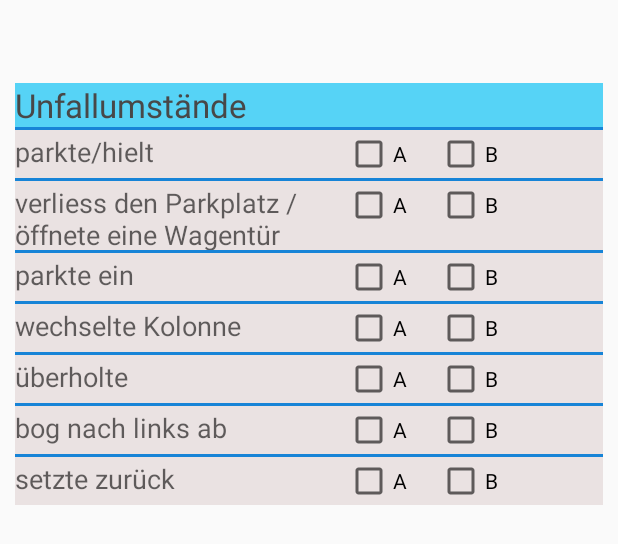
After one commit to AdrianKrebs/EUP, an Android app: the layout umstaende.xml on its own in the app's theme, with its tools: preview values and no code run, on a phone screen of 412 x 824 dp. The commit adds this screen. Shown: the top 544 px of the screen. Run offline under Robolectric (Android 15) with nearby library versions, the phone set to English and light mode, and no system bars.

```diff
--- a/app/src/main/java/org/mobi/bluemoon/db/Fahrzeug.java
+++ b/app/src/main/java/org/mobi/bluemoon/db/Fahrzeug.java
@@ -13,8 +13,6 @@ public class Fahrzeug extends Model{
     @Column(name = "id")
     private Long id;
     @Column
-    private Fahrer fahrer;
-    @Column
     private String marke;
     @Column
     private String kennzeichen;
@@ -24,14 +22,6 @@ public class Fahrzeug extends Model{
     private String sichtbareschaden;
     @Column
     private String eigeneBemerkungen;
-
-    public Fahrer getFahrer() {
-        return fahrer;
-    }
-
-    public void setFahrer(Fahrer fahrer) {
-        this.fahrer = fahrer;
-    }
 
     public String getMarke() {
         return marke;
--- a/app/src/main/java/org/mobi/bluemoon/ui/BootstrapPagerAdapter.java
+++ b/app/src/main/java/org/mobi/bluemoon/ui/BootstrapPagerAdapter.java
@@ -18,6 +18,8 @@ import org.mobi.bluemoon.ui.view.fragments.FahrzeugFragment;
 import org.mobi.bluemoon.ui.view.fragments.FinishFragment;
 import org.mobi.bluemoon.ui.view.fragments.MapFragment;
 import org.mobi.bluemoon.ui.view.fragments.SignatureFragment;
+import org.mobi.bluemoon.ui.view.fragments.UmstaendeFragment;
+import org.mobi.bluemoon.ui.view.fragments.VerischerungsunternehmenFragment;
 
 /**
  * Pager adapter
@@ -39,7 +41,7 @@ public class BootstrapPagerAdapter extends FragmentPagerAdapter {
 
     @Override
     public int getCount() {
-        return 11;
+        return 13;
     }
 
     @Override
@@ -62,21 +64,27 @@ public class BootstrapPagerAdapter extends FragmentPagerAdapter {
                 result = new FahrzeugFragment();
                 break;
             case 5:
+                result = new VerischerungsunternehmenFragment();
+                break;
+            case 6:
                 result = new ElevationDragFragment();
                 break;
-            case 6:
+            case 7:
                 result = new PictureFragment();
                 break;
-            case 7:
+            case 8:
                 result = new DrawingFragment();
                 break;
-            case 8:
+            case 9:
                 result = new ZeugenFragment();
                 break;
-            case 9:
+            case 10:
+                result = new UmstaendeFragment();
+                break;
+            case 11:
                 result = new SignatureFragment();
                 break;
-            case 10:
+            case 12:
                 result = new FinishFragment();
                 break;
             default:
@@ -103,17 +111,20 @@ public class BootstrapPagerAdapter extends FragmentPagerAdapter {
             case 4:
                 return "Fahrzeuge";
             case 5:
+                return "Versicherungen";
+            case 6:
                 return resources.getString(R.string.page_sketch);
-            case 6:
+            case 7:
                 return "Bilder";
-            case 7:
+            case 8:
                 return resources.getString(R.string.page_drawing);
-            case 8:
+            case 9:
                 return "Zeugen";
-            case 9:
+            case 10:
+                return "Umstände";
+            case 11:
                 return "Unterschriften";
-
-            case 10:
+            case 12:
                 return "Abschluss";
 
             default:
--- a/app/src/main/java/org/mobi/bluemoon/ui/MainActivity.java
+++ b/app/src/main/java/org/mobi/bluemoon/ui/MainActivity.java
@@ -59,7 +59,6 @@ public class MainActivity extends BootstrapActivity {
       //  ActiveAndroid.initialize(this);
 
         requestWindowFeature(Window.FEATURE_INDETERMINATE_PROGRESS);
-
         super.onCreate(savedInstanceState);
         BootstrapApplication.component().inject(this);
 
--- a/app/src/main/java/org/mobi/bluemoon/ui/view/fragments/FahrzeugFragment.java
+++ b/app/src/main/java/org/mobi/bluemoon/ui/view/fragments/FahrzeugFragment.java
@@ -95,6 +95,7 @@ public class FahrzeugFragment extends Fragment {
         fahrzeugA.setKennzeichen(kenn_fahrzeug_a.getText().toString());
         fahrzeugA.setMarke(marke_fahrzeug_a.getText().toString());
         fahrzeugA.save();
+        fahrzeugB = new Fahrzeug();
         fahrzeugB.setId(Long.valueOf(2));
         fahrzeugB.setZulassungLand(land_fahrzeug_b.getText().toString());
         fahrzeugB.setKennzeichen(kenn_fahrzeug_b.getText().toString());
--- /dev/null
+++ b/app/src/main/java/org/mobi/bluemoon/ui/view/fragments/UmstaendeFragment.java
@@ -0,0 +1,59 @@
+package org.mobi.bluemoon.ui.view.fragments;
+
+import android.content.DialogInterface;
+import android.os.Bundle;
+import android.support.v4.app.Fragment;
+import android.support.v7.app.AlertDialog;
+import android.view.LayoutInflater;
+import android.view.View;
+import android.view.ViewGroup;
+import android.widget.CheckBox;
+import android.widget.CompoundButton;
+
+import com.activeandroid.query.Select;
+
+import org.mobi.bluemoon.BootstrapApplication;
+import org.mobi.bluemoon.R;
+import org.mobi.bluemoon.db.Unfall;
+
+import butterknife.Bind;
+import butterknife.ButterKnife;
+
+public class UmstaendeFragment extends Fragment {
+
+    @Override
+    public void onCreate(Bundle savedInstanceState) {
+        super.onCreate(savedInstanceState);
+    }
+
+    @Override
+    public View onCreateView(LayoutInflater inflater, ViewGroup container,
+                             Bundle savedInstanceState) {
+        // Inflate the layout for this fragment
+        View view = inflater.inflate(R.layout.umstaende, container, false);
+//        ButterKnife.bind(this, view);
+
+        return view;
+    }
+
+    @Override
+    public void onPause() {
+        super.onPause();
+    }
+
+
+    @Override
+    public void onResume() {
+        super.onResume();
+
+    }
+
+    @Override
+    public void onStop() {
+        super.onStop();
+
+    }
+
+
+
+}
--- /dev/null
+++ b/app/src/main/res/layout/umstaende.xml
@@ -0,0 +1,338 @@
+<?xml version="1.0" encoding="utf-8"?>
+
+<LinearLayout xmlns:android="http://schemas.android.com/apk/res/android"
+    xmlns:materialdesign="http://schemas.android.com/apk/res-auto"
+    android:layout_width="match_parent"
+    android:layout_height="match_parent"
+    android:orientation="vertical"
+    android:paddingBottom="5dp"
+    android:paddingLeft="10dp"
+    android:paddingRight="10dp"
+    android:paddingTop="5dp">
+
+    <!-- <EditText
+         android:id="@+id/vorname"
+         android:layout_width="fill_parent"
+         android:layout_height="wrap_content"
+         android:layout_marginBottom="10dp"
+         android:background="@color/white"
+         android:hint="@string/hint_vorname"
+         android:inputType="textPersonName"
+         android:padding="10dp"
+         android:singleLine="true"
+         android:textColor="@color/input_login"
+         android:textColorHint="@color/input_login_hint" />
+
+     <EditText
+         android:id="@+id/nachname"
+         android:layout_width="fill_parent"
+         android:layout_height="wrap_content"
+         android:layout_marginBottom="10dp"
+         android:background="@color/white"
+         android:hint="@string/hint_nachname"
+         android:inputType="textPersonName"
+         android:padding="10dp"
+         android:singleLine="true"
+         android:textColor="@color/input_login"
+         android:textColorHint="@color/input_login_hint" />
+
+     <EditText
+         android:id="@+id/anschrift"
+         android:layout_width="fill_parent"
+         android:layout_height="wrap_content"
+         android:layout_marginBottom="10dp"
+         android:background="@color/white"
+         android:hint="@string/hint_anschrift"
+         android:inputType="textPersonName"
+         android:padding="10dp"
+         android:singleLine="true"
+         android:textColor="@color/input_login"
+         android:textColorHint="@color/input_login_hint" />!-->
+
+    <TextView
+        android:id="@+id/textView3"
+        android:layout_width="fill_parent"
+        android:layout_height="wrap_content"
+        android:layout_marginTop="50dp"
+        android:text="Unfallumstände"
+        android:textAppearance="?android:attr/textAppearanceLarge"
+        android:textColor="@color/table_text_selector"
+        android:background="#56d3f6" />
+
+
+    <View
+        android:layout_width="fill_parent"
+        android:layout_height="2dp"
+        android:background="#1784d7" />
+
+    <LinearLayout
+        android:layout_width="match_parent"
+        android:layout_height="wrap_content"
+        android:orientation="vertical">
+
+        <LinearLayout
+            android:layout_width="match_parent"
+            android:layout_height="wrap_content"
+            android:orientation="horizontal"
+            android:background="#eae2e2">
+
+            <TextView
+                android:id="@+id/textView6"
+                android:layout_width="200dp"
+                android:layout_height="wrap_content"
+                android:text="parkte/hielt"
+                android:textAppearance="?android:attr/textAppearanceMedium" />
+
+            <CheckBox
+                android:id="@+id/sachschadenA"
+                android:layout_width="wrap_content"
+                android:layout_height="wrap_content"
+                android:layout_marginLeft="20dp"
+                android:text="A"/>
+
+            <CheckBox
+                android:id="@+id/sachschadenB"
+                android:layout_width="wrap_content"
+                android:layout_height="wrap_content"
+                android:layout_marginLeft="20dp"
+                android:text="B" />
+        </LinearLayout>
+    </LinearLayout>
+
+    <View
+        android:layout_width="fill_parent"
+        android:layout_height="2dp"
+        android:background="#1784d7" />
+
+    <LinearLayout
+        android:layout_width="match_parent"
+        android:layout_height="wrap_content"
+        android:orientation="vertical">
+
+        <LinearLayout
+            android:layout_width="match_parent"
+            android:layout_height="wrap_content"
+            android:orientation="horizontal"
+            android:background="#eae2e2">
+
+            <TextView
+                android:id="@+id/parkplatz"
+                android:layout_width="200dp"
+                android:layout_height="wrap_content"
+                android:text="verliess den Parkplatz / öffnete eine Wagentür"
+                android:textAppearance="?android:attr/textAppearanceMedium" />
+
+            <CheckBox
+                android:id="@+id/parkplatzA"
+                android:layout_width="wrap_content"
+                android:layout_height="wrap_content"
+                android:layout_marginLeft="20dp"
+                android:text="A" />
+
+            <CheckBox
+                android:id="@+id/parkplatzB"
+                android:layout_width="wrap_content"
+                android:layout_height="wrap_content"
+                android:layout_marginLeft="20dp"
+                android:text="B" />
+
+        </LinearLayout>
+    </LinearLayout>
+    <View
+        android:layout_width="fill_parent"
+        android:layout_height="2dp"
+        android:background="#1784d7" />
+
+    <LinearLayout
+        android:layout_width="match_parent"
+        android:layout_height="wrap_content"
+        android:orientation="vertical">
+
+        <LinearLayout
+            android:layout_width="match_parent"
+            android:layout_height="wrap_content"
+            android:orientation="horizontal"
+            android:background="#eae2e2">
+
+            <TextView
+                android:id="@+id/einparken"
+                android:layout_width="200dp"
+                android:layout_height="wrap_content"
+                android:text="parkte ein"
+                android:textAppearance="?android:attr/textAppearanceMedium" />
+
+            <CheckBox
+                android:id="@+id/parkteEinA"
+                android:layout_width="wrap_content"
+                android:layout_height="wrap_content"
+                android:layout_marginLeft="20dp"
+                android:text="A" />
+
+            <CheckBox
+                android:id="@+id/parkteEinB"
+                android:layout_width="wrap_content"
+                android:layout_height="wrap_content"
+                android:layout_marginLeft="20dp"
+                android:text="B" />
+
+        </LinearLayout>
+    </LinearLayout>
+    <View
+        android:layout_width="fill_parent"
+        android:layout_height="2dp"
+        android:background="#1784d7" />
+
+    <LinearLayout
+        android:layout_width="match_parent"
+        android:layout_height="wrap_content"
+        android:orientation="vertical">
+
+        <LinearLayout
+            android:layout_width="match_parent"
+            android:layout_height="wrap_content"
+            android:orientation="horizontal"
+            android:background="#eae2e2">
+
+            <TextView
+                android:id="@+id/kolonne"
+                android:layout_width="200dp"
+                android:layout_height="wrap_content"
+                android:text="wechselte Kolonne"
+                android:textAppearance="?android:attr/textAppearanceMedium" />
+
+            <CheckBox
+                android:id="@+id/kolonneA"
+                android:layout_width="wrap_content"
+                android:layout_height="wrap_content"
+                android:layout_marginLeft="20dp"
+                android:text="A" />
+
+            <CheckBox
+                android:id="@+id/kolonneB"
+                android:layout_width="wrap_content"
+                android:layout_height="wrap_content"
+                android:layout_marginLeft="20dp"
+                android:text="B" />
+
+        </LinearLayout>
+    </LinearLayout>
+    <View
+        android:layout_width="fill_parent"
+        android:layout_height="2dp"
+        android:background="#1784d7" />
+
+    <LinearLayout
+        android:layout_width="match_parent"
+        android:layout_height="wrap_content"
+        android:orientation="vertical">
+
+        <LinearLayout
+            android:layout_width="match_parent"
+            android:layout_height="wrap_content"
+            android:orientation="horizontal"
+            android:background="#eae2e2">
+
+            <TextView
+                android:id="@+id/textView7"
+                android:layout_width="200dp"
+                android:layout_height="wrap_content"
+                android:text="überholte"
+                android:textAppearance="?android:attr/textAppearanceMedium" />
+
+            <CheckBox
+                android:id="@+id/ueberholenA"
+                android:layout_width="wrap_content"
+                android:layout_height="wrap_content"
+                android:layout_marginLeft="20dp"
+                android:text="A" />
+
+            <CheckBox
+                android:id="@+id/ueberholenB"
+                android:layout_width="wrap_content"
+                android:layout_height="wrap_content"
+                android:layout_marginLeft="20dp"
+                android:text="B" />
+
+        </LinearLayout>
+    </LinearLayout>
+    <View
+        android:layout_width="fill_parent"
+        android:layout_height="2dp"
+        android:background="#1784d7" />
+
+    <LinearLayout
+        android:layout_width="match_parent"
+        android:layout_height="wrap_content"
+        android:orientation="vertical">
+
+        <LinearLayout
+            android:layout_width="match_parent"
+            android:layout_height="wrap_content"
+            android:orientation="horizontal"
+            android:background="#eae2e2">
+
+            <TextView
+                android:id="@+id/abbiegen"
+                android:layout_width="200dp"
+                android:layout_height="wrap_content"
+                android:text="bog nach links ab"
+                android:textAppearance="?android:attr/textAppearanceMedium" />
+
+            <CheckBox
+                android:id="@+id/abbiegenA"
+                android:layout_width="wrap_content"
+                android:layout_height="wrap_content"
+                android:layout_marginLeft="20dp"
+                android:text="A" />
+
+            <CheckBox
+                android:id="@+id/abbiegenB"
+                android:layout_width="wrap_content"
+                android:layout_height="wrap_content"
+                android:layout_marginLeft="20dp"
+                android:text="B" />
+
+        </LinearLayout>
+    </LinearLayout>
+    <View
+        android:layout_width="fill_parent"
+        android:layout_height="2dp"
+        android:background="#1784d7" />
+
+    <LinearLayout
+        android:layout_width="match_parent"
+        android:layout_height="wrap_content"
+        android:orientation="vertical">
+
+        <LinearLayout
+            android:layout_width="match_parent"
+            android:layout_height="wrap_content"
+            android:orientation="horizontal"
+            android:background="#eae2e2">
+
+            <TextView
+                android:id="@+id/zurueck"
+                android:layout_width="200dp"
+                android:layout_height="wrap_content"
+                android:text="setzte zurück"
+                android:textAppearance="?android:attr/textAppearanceMedium" />
+
+            <CheckBox
+                android:id="@+id/zurueckA"
+                android:layout_width="wrap_content"
+                android:layout_height="wrap_content"
+                android:layout_marginLeft="20dp"
+                android:text="A" />
+
+            <CheckBox
+                android:id="@+id/zurueckB"
+                android:layout_width="wrap_content"
+                android:layout_height="wrap_content"
+                android:layout_marginLeft="20dp"
+                android:text="B" />
+
+        </LinearLayout>
+    </LinearLayout>
+
+
+</LinearLayout>
```
